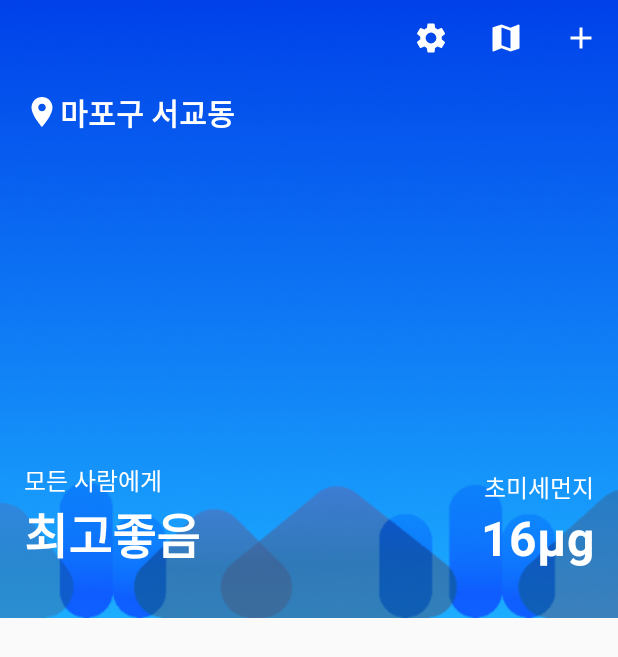
After one commit to wonderful-coding-life/sample-layout, an Android app: the ConstraintActivity screen opened directly, with no data from a screen before it, on a phone screen of 412 x 824 dp. The commit adds this screen. Shown: the top 657 px of the screen. Run offline under Robolectric (Android 15) with nearby library versions, the phone set to English and light mode, and no system bars.

Commit message:
added constraint layout sample

```diff
--- a/app/src/main/AndroidManifest.xml
+++ b/app/src/main/AndroidManifest.xml
@@ -16,6 +16,8 @@
                 <category android:name="android.intent.category.LAUNCHER" />
             </intent-filter>
         </activity>
+        <activity android:name=".ConstraintActivity" />
+        <activity android:name=".LinearActivity"/>
     </application>
 
 </manifest>
--- /dev/null
+++ b/app/src/main/java/com/gmail/layout/ConstraintActivity.java
@@ -0,0 +1,14 @@
+package com.gmail.layout;
+
+import androidx.appcompat.app.AppCompatActivity;
+
+import android.os.Bundle;
+
+public class ConstraintActivity extends AppCompatActivity {
+
+    @Override
+    protected void onCreate(Bundle savedInstanceState) {
+        super.onCreate(savedInstanceState);
+        setContentView(R.layout.activity_constraint);
+    }
+}
--- /dev/null
+++ b/app/src/main/res/drawable/ic_add_white_24dp.xml
@@ -0,0 +1,5 @@
+<vector android:height="24dp" android:tint="#FFFFFF"
+    android:viewportHeight="24.0" android:viewportWidth="24.0"
+    android:width="24dp" xmlns:android="http://schemas.android.com/apk/res/android">
+    <path android:fillColor="#FF000000" android:pathData="M19,13h-6v6h-2v-6H5v-2h6V5h2v6h6v2z"/>
+</vector>
--- /dev/null
+++ b/app/src/main/res/drawable/ic_location_on_white_24dp.xml
@@ -0,0 +1,5 @@
+<vector android:height="24dp" android:tint="#FFFFFF"
+    android:viewportHeight="24.0" android:viewportWidth="24.0"
+    android:width="24dp" xmlns:android="http://schemas.android.com/apk/res/android">
+    <path android:fillColor="#FF000000" android:pathData="M12,2C8.13,2 5,5.13 5,9c0,5.25 7,13 7,13s7,-7.75 7,-13c0,-3.87 -3.13,-7 -7,-7zM12,11.5c-1.38,0 -2.5,-1.12 -2.5,-2.5s1.12,-2.5 2.5,-2.5 2.5,1.12 2.5,2.5 -1.12,2.5 -2.5,2.5z"/>
+</vector>
--- /dev/null
+++ b/app/src/main/res/drawable/ic_map_white_24dp.xml
@@ -0,0 +1,5 @@
+<vector android:height="24dp" android:tint="#FFFFFF"
+    android:viewportHeight="24.0" android:viewportWidth="24.0"
+    android:width="24dp" xmlns:android="http://schemas.android.com/apk/res/android">
+    <path android:fillColor="#FF000000" android:pathData="M20.5,3l-0.16,0.03L15,5.1 9,3 3.36,4.9c-0.21,0.07 -0.36,0.25 -0.36,0.48V20.5c0,0.28 0.22,0.5 0.5,0.5l0.16,-0.03L9,18.9l6,2.1 5.64,-1.9c0.21,-0.07 0.36,-0.25 0.36,-0.48V3.5c0,-0.28 -0.22,-0.5 -0.5,-0.5zM15,19l-6,-2.11V5l6,2.11V19z"/>
+</vector>
--- /dev/null
+++ b/app/src/main/res/drawable/ic_settings_white_24dp.xml
@@ -0,0 +1,5 @@
+<vector android:height="24dp" android:tint="#FFFFFF"
+    android:viewportHeight="24" android:viewportWidth="24"
+    android:width="24dp" xmlns:android="http://schemas.android.com/apk/res/android">
+    <path android:fillColor="#FF000000" android:pathData="M19.1,12.9a2.8,2.8 0,0 0,0.1 -0.9,2.8 2.8,0 0,0 -0.1,-0.9l2.1,-1.6a0.7,0.7 0,0 0,0.1 -0.6L19.4,5.5a0.7,0.7 0,0 0,-0.6 -0.2l-2.4,1a6.5,6.5 0,0 0,-1.6 -0.9l-0.4,-2.6a0.5,0.5 0,0 0,-0.5 -0.4H10.1a0.5,0.5 0,0 0,-0.5 0.4L9.3,5.4a5.6,5.6 0,0 0,-1.7 0.9l-2.4,-1a0.4,0.4 0,0 0,-0.5 0.2l-2,3.4c-0.1,0.2 0,0.4 0.2,0.6l2,1.6a2.8,2.8 0,0 0,-0.1 0.9,2.8 2.8,0 0,0 0.1,0.9L2.8,14.5a0.7,0.7 0,0 0,-0.1 0.6l1.9,3.4a0.7,0.7 0,0 0,0.6 0.2l2.4,-1a6.5,6.5 0,0 0,1.6 0.9l0.4,2.6a0.5,0.5 0,0 0,0.5 0.4h3.8a0.5,0.5 0,0 0,0.5 -0.4l0.3,-2.6a5.6,5.6 0,0 0,1.7 -0.9l2.4,1a0.4,0.4 0,0 0,0.5 -0.2l2,-3.4c0.1,-0.2 0,-0.4 -0.2,-0.6ZM12,15.6A3.6,3.6 0,1 1,15.6 12,3.6 3.6,0 0,1 12,15.6Z"/>
+</vector>
--- /dev/null
+++ b/app/src/main/res/layout/activity_constraint.xml
@@ -0,0 +1,119 @@
+<?xml version="1.0" encoding="utf-8"?>
+<androidx.constraintlayout.widget.ConstraintLayout
+    xmlns:android="http://schemas.android.com/apk/res/android"
+    xmlns:app="http://schemas.android.com/apk/res-auto"
+    xmlns:tools="http://schemas.android.com/tools"
+    android:layout_width="match_parent"
+    android:layout_height="match_parent"
+    tools:context=".ConstraintActivity">
+
+    <ImageView
+        android:id="@+id/image_status"
+        android:layout_width="match_parent"
+        android:layout_height="0dp"
+        app:layout_constraintDimensionRatio="1:1"
+        app:layout_constraintTop_toTopOf="parent"
+        android:src="@drawable/verygood"
+        android:scaleType="centerCrop"/>
+
+    <ImageView
+        android:id="@+id/btn_add"
+        android:layout_width="50dp"
+        android:layout_height="50dp"
+        app:layout_constraintTop_toTopOf="parent"
+        app:layout_constraintEnd_toEndOf="parent"
+        android:src="@drawable/ic_add_white_24dp"
+        android:scaleType="center"/>
+
+    <ImageView
+        android:id="@+id/btn_map"
+        android:layout_width="50dp"
+        android:layout_height="50dp"
+        app:layout_constraintTop_toTopOf="parent"
+        app:layout_constraintEnd_toStartOf="@id/btn_add"
+        android:src="@drawable/ic_map_white_24dp"
+        android:scaleType="center"/>
+
+    <ImageView
+        android:id="@+id/btn_setting"
+        android:layout_width="50dp"
+        android:layout_height="50dp"
+        app:layout_constraintTop_toTopOf="parent"
+        app:layout_constraintEnd_toStartOf="@id/btn_map"
+        android:src="@drawable/ic_settings_white_24dp"
+        android:scaleType="center"/>
+
+    <LinearLayout
+        android:layout_width="wrap_content"
+        android:layout_height="50dp"
+        app:layout_constraintStart_toStartOf="parent"
+        app:layout_constraintTop_toBottomOf="@id/btn_add"
+        android:layout_marginStart="16dp"
+        android:gravity="center_vertical"
+        android:orientation="horizontal">
+
+        <ImageView
+            android:layout_width="wrap_content"
+            android:layout_height="wrap_content"
+            android:src="@drawable/ic_location_on_white_24dp"/>
+
+        <TextView
+            android:layout_width="wrap_content"
+            android:layout_height="wrap_content"
+            android:text="마포구 서교동"
+            android:textSize="20sp"
+            android:textColor="@android:color/white"
+            android:textStyle="bold"/>
+    </LinearLayout>
+
+    <LinearLayout
+        android:layout_width="wrap_content"
+        android:layout_height="wrap_content"
+        app:layout_constraintStart_toStartOf="parent"
+        app:layout_constraintBottom_toBottomOf="@id/image_status"
+        android:layout_marginStart="16dp"
+        android:layout_marginBottom="32dp"
+        android:orientation="vertical">
+
+        <TextView
+            android:layout_width="wrap_content"
+            android:layout_height="wrap_content"
+            android:text="모든 사람에게"
+            android:textColor="@android:color/white"
+            android:textSize="16sp"/>
+
+        <TextView
+            android:layout_width="wrap_content"
+            android:layout_height="wrap_content"
+            android:text="최고좋음"
+            android:textColor="@android:color/white"
+            android:textSize="32sp"
+            android:textStyle="bold"/>
+    </LinearLayout>
+
+    <LinearLayout
+        android:layout_width="wrap_content"
+        android:layout_height="wrap_content"
+        app:layout_constraintEnd_toEndOf="parent"
+        app:layout_constraintBottom_toBottomOf="@id/image_status"
+        android:layout_marginEnd="16dp"
+        android:layout_marginBottom="32dp"
+        android:gravity="end"
+        android:orientation="vertical">
+
+        <TextView
+            android:layout_width="wrap_content"
+            android:layout_height="wrap_content"
+            android:text="초미세먼지"
+            android:textColor="@android:color/white"
+            android:textSize="16sp"/>
+
+        <TextView
+            android:layout_width="wrap_content"
+            android:layout_height="wrap_content"
+            android:text="16μg"
+            android:textColor="@android:color/white"
+            android:textSize="32sp"
+            android:textStyle="bold"/>
+    </LinearLayout>
+</androidx.constraintlayout.widget.ConstraintLayout>
--- a/build.gradle
+++ b/build.gradle
@@ -8,7 +8,7 @@ buildscript {
 
     }
     dependencies {
-        classpath 'com.android.tools.build:gradle:3.6.2'
+        classpath 'com.android.tools.build:gradle:3.6.3'
 
 
         // NOTE: Do not place your application dependencies here; they belong
```
Also changed, not shown: app/src/main/java/com/gmail/layout/LinearActivity.java (added, +14 -0 lines), app/src/main/java/com/gmail/layout/MainActivity.java (+12 -0 lines), app/src/main/res/layout/activity_linear.xml (added, +87 -0 lines), app/src/main/res/layout/activity_main.xml (+7 -72 lines), app/src/main/res/drawable-xxxhdpi/verygood.png (added).
